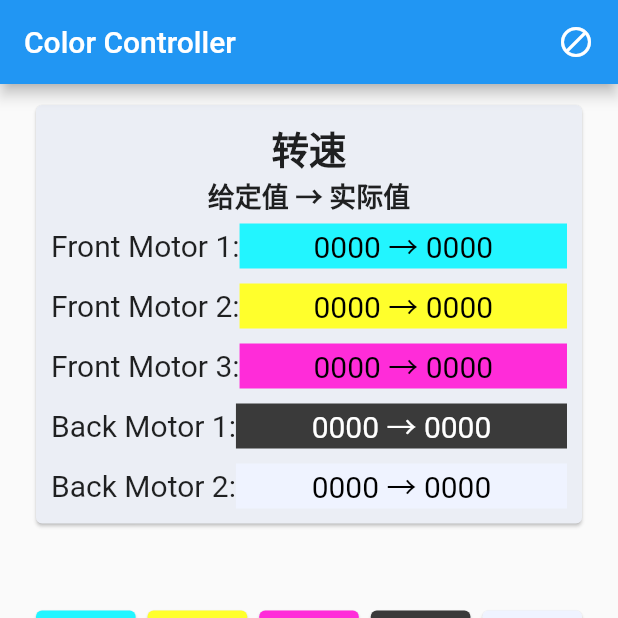
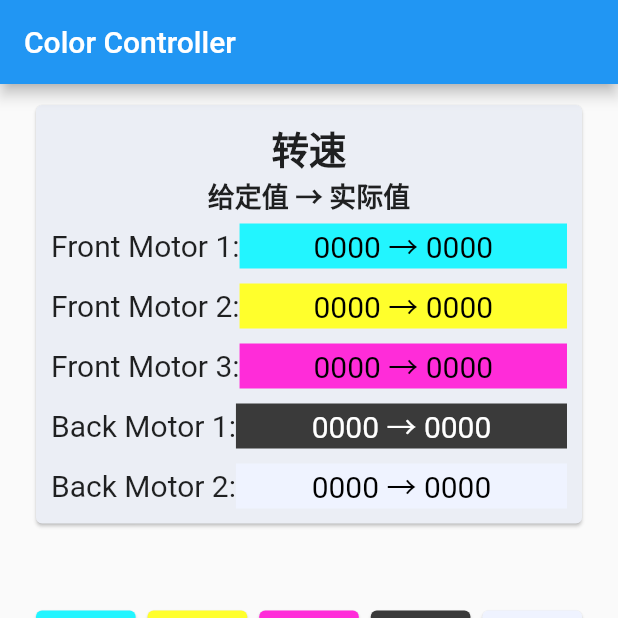
Before and after one commit to simonkimi/Aurora, a Flutter app: the screen it shows after launch, on a phone screen of 412 x 824 dp, the top half of it. Run offline on Flutter 3.47's test engine with Material 2 defaults, Android fonts, the phone set to English and light mode, and no system bars; drawn by our look-alikes of like_button; our stand-ins replace bot_toast, flutter_blue, flutter_mobx, mobx, shared_preferences; missing offline and left inert: flutter_circle_color_picker; generated files the repository leaves out were written again.

Commit message:
完成发现设备页面

```diff
--- a/lib/main.dart
+++ b/lib/main.dart
@@ -1,11 +1,12 @@
+import 'package:blue_demo/ui/data/store/main_store.dart';
 import 'package:blue_demo/ui/page/home/home_page.dart';
-import 'package:blue_demo/ui/page/home/home_store.dart';
+import 'package:blue_demo/ui/page/search/search_page.dart';
 import 'package:bot_toast/bot_toast.dart';
 import 'package:flutter/material.dart';
 
 void main() async {
   WidgetsFlutterBinding.ensureInitialized();
-  await homeStore.init();
+  await mainStore.init();
   runApp(MyApp());
 }
 
@@ -19,9 +20,13 @@ class MyApp extends StatelessWidget {
         primarySwatch: Colors.blue,
         visualDensity: VisualDensity.adaptivePlatformDensity,
       ),
-      home: HomePage(),
       navigatorObservers: [BotToastNavigatorObserver()],
       builder: BotToastInit(),
+      initialRoute: '/',
+      routes: {
+        '/': (context) => HomePage(),
+        '/search': (context) => SearchPage()
+      },
     );
   }
 }
--- a/lib/ui/page/home/home_page.dart
+++ b/lib/ui/page/home/home_page.dart
@@ -1,25 +1,34 @@
+import 'package:blue_demo/ui/data/store/main_store.dart';
 import 'package:flutter/material.dart';
 import 'package:flutter_circle_color_picker/flutter_circle_color_picker.dart';
 import 'package:flutter_mobx/flutter_mobx.dart';
-import 'package:like_button/like_button.dart';
 import 'package:shared_preferences/shared_preferences.dart';
-import 'home_store.dart';
 
 class HomePage extends StatelessWidget {
   @override
   Widget build(BuildContext context) {
     return Scaffold(
       appBar: buildAppBar(),
-      floatingActionButton: buildFloatingActionButton(),
+      floatingActionButton: buildFloatingActionButton(context),
       body: buildBody(),
     );
   }
 
-  FloatingActionButton buildFloatingActionButton() {
-    return FloatingActionButton(
-      child: Icon(Icons.send),
-      onPressed: () {},
-    );
+  Widget buildFloatingActionButton(BuildContext context) {
+    return Observer(builder: (_) {
+      if (mainStore.connectedDevice != null) {
+        return FloatingActionButton(
+          child: Icon(Icons.send),
+          onPressed: () {},
+        );
+      }
+      return FloatingActionButton(
+        child: Icon(Icons.bluetooth_disabled_outlined),
+        onPressed: () {
+          Navigator.of(context).pushNamed('/search');
+        },
+      );
+    });
   }
 
   Widget buildBody() {
@@ -43,50 +52,6 @@ class HomePage extends StatelessWidget {
   AppBar buildAppBar() {
     return AppBar(
       title: Text('Color Controller'),
-      actions: [
-        Observer(
-          builder: (_) {
-            return Padding(
-              padding: const EdgeInsets.only(right: 16),
-              child: homeStore.isScanning
-                  ? Center(
-                      child: Padding(
-                        padding: const EdgeInsets.only(right: 5),
-                        child: SizedBox(
-                          width: 20,
-                          height: 20,
-                          child: CircularProgressIndicator(
-                            backgroundColor: Colors.white,
-                            strokeWidth: 2.2,
-                          ),
-                        ),
-                      ),
-                    )
-                  : LikeButton(
-                      padding: EdgeInsets.zero,
-                      size: 24,
-                      circleColor: CircleColor(
-                          start: Color(0xff00ddff), end: Color(0xff0099cc)),
-                      bubblesColor: BubblesColor(
-                        dotPrimaryColor: Colors.white,
-                        dotSecondaryColor: Colors.white,
-                      ),
-                      isLiked: homeStore.isConnect,
-                      onTap: (value) async {
-                        return homeStore.connectDevice();
-                      },
-                      likeBuilder: (bool isLink) {
-                        return Icon(
-                          isLink ? Icons.bluetooth : Icons.block,
-                          color: Colors.white,
-                          size: 24,
-                        );
-                      },
-                    ),
-            );
-          },
-        ),
-      ],
     );
   }
 
@@ -251,11 +216,11 @@ class HomePage extends StatelessWidget {
   Row buildColorRow() {
     return Row(
       children: [
-        buildColorCard(Color(0XFFFF4615), 'R', homeStore.selectColor?.red ?? 0),
+        buildColorCard(Color(0XFFFF4615), 'R', mainStore.selectColor?.red ?? 0),
         buildColorCard(
-            Color(0XFF00D648), 'G', homeStore.selectColor?.green ?? 0),
+            Color(0XFF00D648), 'G', mainStore.selectColor?.green ?? 0),
         buildColorCard(
-            Color(0XFF158cFF), 'B', homeStore.selectColor?.blue ?? 0),
+            Color(0XFF158cFF), 'B', mainStore.selectColor?.blue ?? 0),
       ],
     );
   }
@@ -265,11 +230,11 @@ class HomePage extends StatelessWidget {
       child: Center(
         child: Center(
           child: CircleColorPicker(
-            initialColor: homeStore.selectColor,
+            initialColor: mainStore.selectColor,
             onChanged: (color) async {
               final pref = await SharedPreferences.getInstance();
               pref.setInt('color', color.value);
-              homeStore.setColor(color);
+              mainStore.setColor(color);
             },
             size: const Size(300, 300),
             strokeWidth: 4,
--- a/pubspec.yaml
+++ b/pubspec.yaml
@@ -29,7 +29,6 @@ dependencies:
   shared_preferences: ^0.5.12+4
   flutter_mobx: ^1.1.0+2
   bot_toast: ^3.0.5
-  ble: ^2.0.0
 
 
 dev_dependencies:
```
Also changed, not shown: lib/ui/data/store/main_store.dart (added, +58 -0 lines), lib/ui/page/home/home_store.dart (deleted, +0 -59 lines), lib/ui/page/search/search_page.dart (added, +138 -0 lines), lib/ui/page/home/home_store.g.dart (deleted), pubspec.lock.
